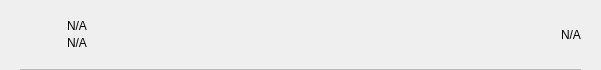
Kopernikus-dev/xnk-testing, file src/qt/encocoin/forms/txrow.ui: the form before one commit.
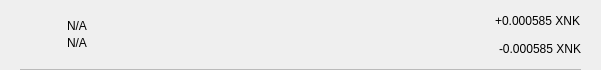
The form after the commit.

```diff
--- a/src/qt/encocoin/forms/txrow.ui
+++ b/src/qt/encocoin/forms/txrow.ui
@@ -133,13 +133,47 @@
           </layout>
          </item>
          <item>
-          <widget class="QLabel" name="lblAmount">
-           <property name="styleSheet">
-            <string notr="true"/>
+          <widget class="QWidget" name="containerAmounts" native="true">
+           <property name="minimumSize">
+            <size>
+             <width>80</width>
+             <height>0</height>
+            </size>
            </property>
-           <property name="text">
-            <string notr="true">N/A</string>
-           </property>
+            <layout class="QVBoxLayout" name="verticalLayout_4">
+            <property name="leftMargin">
+             <number>0</number>
+            </property>
+            <property name="topMargin">
+             <number>0</number>
+            </property>
+            <property name="rightMargin">
+             <number>0</number>
+            </property>
+            <property name="bottomMargin">
+             <number>0</number>
+            </property>
+            <item alignment="Qt::AlignRight">
+             <widget class="QLabel" name="lblAmountTop">
+              <property name="styleSheet">
+               <string notr="true"/>
+              </property>
+              <property name="text">
+               <string>+0.000585 XNK</string>
+               </property>
+             </widget>
+            </item>
+            <item alignment="Qt::AlignRight">
+             <widget class="QLabel" name="lblAmountBottom">
+              <property name="styleSheet">
+               <string notr="true"/>
+              </property>
+              <property name="text">
+               <string>-0.000585 XNK</string>
+               </property>
+             </widget>
+            </item>
+           </layout>
           </widget>
          </item>
         </layout>
```
